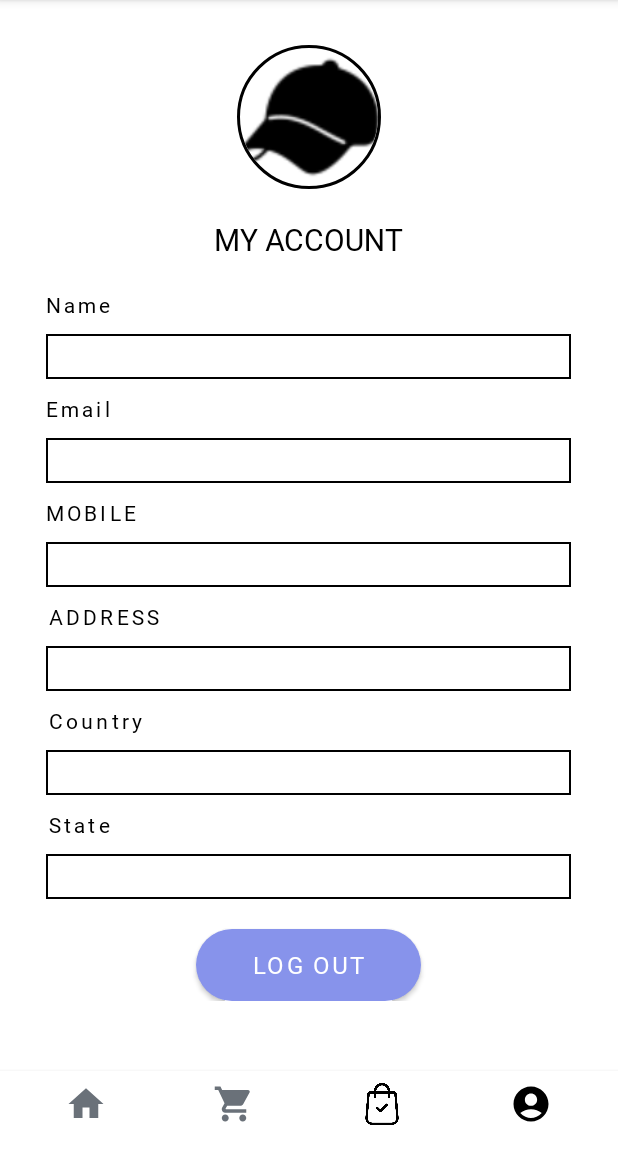
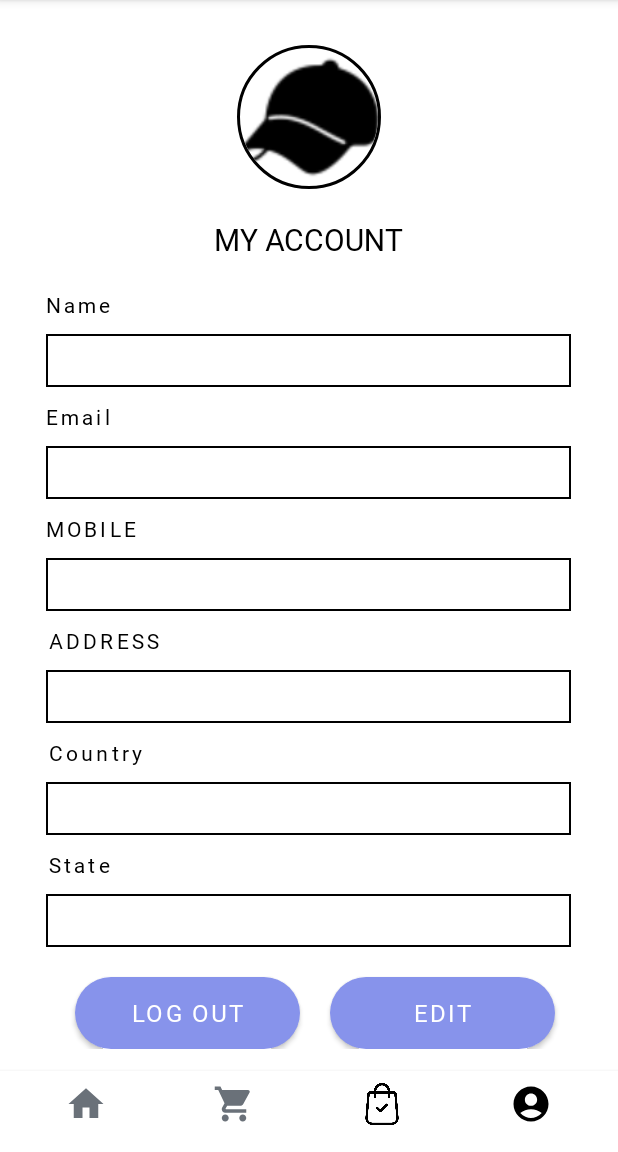
Before and after one commit to Varshithvhegde/Touch-Reno-V2, an Android app: the MyAcount screen opened directly, with no data from a screen before it, on a phone screen of 412 x 824 dp, the part 84-1236 px from its top. Run offline under Robolectric (Android 15) with nearby library versions, the phone set to English and light mode, and no system bars; our stand-ins replace CircleImageView, Firebase (no records; nobody signed in at launch, a user with empty details on screens opened directly); plain views replace SpinKitView.

Commit message:
Added Edit Option in account page with image update

```diff
--- /dev/null
+++ b/app/src/main/res/drawable/ic_baseline_edit_24.xml
@@ -0,0 +1,5 @@
+<vector android:height="24dp" android:tint="#000000"
+    android:viewportHeight="24" android:viewportWidth="24"
+    android:width="24dp" xmlns:android="http://schemas.android.com/apk/res/android">
+    <path android:fillColor="@android:color/white" android:pathData="M3,17.25V21h3.75L17.81,9.94l-3.75,-3.75L3,17.25zM20.71,7.04c0.39,-0.39 0.39,-1.02 0,-1.41l-2.34,-2.34c-0.39,-0.39 -1.02,-0.39 -1.41,0l-1.83,1.83 3.75,3.75 1.83,-1.83z"/>
+</vector>
--- a/app/src/main/res/layout/activity_my_acount.xml
+++ b/app/src/main/res/layout/activity_my_acount.xml
@@ -10,9 +10,7 @@
     android:orientation="vertical"
     tools:context=".ui.exit.ExitFragment">
 
-    <ScrollView xmlns:android="http://schemas.android.com/apk/res/android"
-        xmlns:app="http://schemas.android.com/apk/res-auto"
-        xmlns:tools="http://schemas.android.com/tools"
+    <ScrollView
         android:layout_width="match_parent"
         android:layout_height="match_parent"
 
@@ -36,6 +34,17 @@
                 android:layout_centerHorizontal="true"
                 android:layout_marginTop="10dp"
                 android:src="@drawable/ic_baseline_account_circle_24"
+                app:civ_border_color="#FF000000"
+                app:civ_border_width="2dp" />
+
+            <ImageView xmlns:app="http://schemas.android.com/apk/res-auto"
+                android:id="@+id/editImage"
+                android:layout_width="50dp"
+                android:layout_height="96dp"
+                android:layout_centerHorizontal="true"
+                android:layout_marginTop="10dp"
+                android:visibility="invisible"
+                android:src="@drawable/ic_baseline_edit_24"
                 app:civ_border_color="#FF000000"
                 app:civ_border_width="2dp" />
 
@@ -65,7 +74,7 @@
                 android:textColor="@color/black"
                 android:textSize="14sp" />
 
-            <TextView
+            <EditText
                 android:id="@+id/profile"
                 android:layout_width="350dp"
                 android:layout_height="wrap_content"
@@ -73,7 +82,9 @@
                 android:layout_centerHorizontal="true"
                 android:layout_marginTop="10dp"
                 android:background="@drawable/edittext_background"
+                android:enabled="false"
                 android:fontFamily="@font/lato_regular"
+
                 android:padding="5dp"
                 android:textColor="@color/black" />
 
@@ -90,7 +101,7 @@
                 android:textColor="@color/black"
                 android:textSize="14sp" />
 
-            <TextView
+            <EditText
                 android:id="@+id/email"
                 android:layout_width="350dp"
                 android:layout_height="wrap_content"
@@ -100,6 +111,7 @@
                 android:background="@drawable/edittext_background"
                 android:fontFamily="@font/lato_regular"
                 android:inputType="textEmailAddress"
+                android:enabled="false"
                 android:padding="5dp"
                 android:textColor="@color/black" />
 
@@ -116,7 +128,7 @@
                 android:textColor="@color/black"
                 android:textSize="14sp" />
 
-            <TextView
+            <EditText
                 android:id="@+id/mobile"
                 android:layout_width="350dp"
                 android:layout_height="wrap_content"
@@ -126,6 +138,7 @@
                 android:background="@drawable/edittext_background"
                 android:fontFamily="@font/lato_regular"
                 android:inputType="phone"
+                android:enabled="false"
                 android:padding="5dp"
                 android:textColor="@color/black" />
 
@@ -144,7 +157,7 @@
                 android:textSize="14sp" />
 
 
-            <TextView
+            <EditText
                 android:id="@+id/address"
                 android:layout_width="350dp"
                 android:layout_height="wrap_content"
@@ -153,6 +166,7 @@
                 android:layout_marginTop="10dp"
                 android:background="@drawable/edittext_background"
                 android:fontFamily="@font/lato_regular"
+                android:enabled="false"
                 android:padding="5dp"
                 android:textColor="@color/black" />
 
@@ -170,7 +184,7 @@
                 android:textColor="@color/black"
                 android:textSize="14sp" />
 
-            <TextView
+            <EditText
                 android:id="@+id/country"
                 android:layout_width="350dp"
                 android:layout_height="wrap_content"
@@ -180,6 +194,7 @@
                 android:background="@drawable/edittext_background"
                 android:fontFamily="@font/lato_regular"
                 android:padding="5dp"
+                android:enabled="false"
                 android:textColor="@color/black" />
 
             <TextView
@@ -196,7 +211,7 @@
                 android:textColor="@color/black"
                 android:textSize="14sp" />
 
-            <TextView
+            <EditText
                 android:id="@+id/state"
                 android:layout_width="350dp"
                 android:layout_height="wrap_content"
@@ -204,6 +219,7 @@
                 android:layout_centerHorizontal="true"
                 android:layout_marginTop="10dp"
                 android:background="@drawable/edittext_background"
+                android:enabled="false"
                 android:fontFamily="@font/lato_regular"
                 android:padding="5dp"
                 android:textColor="@color/black" />
@@ -213,13 +229,42 @@
                 android:layout_width="150dp"
                 android:layout_height="wrap_content"
                 android:layout_below="@id/state"
-                android:layout_centerHorizontal="true"
+                android:layout_marginStart="30dp"
                 android:layout_marginTop="20dp"
                 android:background="@drawable/signupbtn"
                 android:fontFamily="@font/lato_regular"
                 android:text="Log out"
                 android:textColor="@color/white"
                 android:textSize="16sp" />
+
+            <Button
+                android:id="@+id/update"
+                android:layout_width="150dp"
+                android:layout_height="wrap_content"
+                android:layout_below="@id/state"
+                android:layout_centerHorizontal="true"
+                android:layout_marginStart="20dp"
+                android:layout_marginTop="20dp"
+                android:layout_toRightOf="@+id/logout"
+                android:background="@drawable/signupbtn"
+                android:fontFamily="@font/lato_regular"
+                android:text="Edit"
+                android:textColor="@color/white"
+                android:textSize="16sp" />
+
+            <ProgressBar
+                android:id="@+id/progress"
+                android:layout_width="wrap_content"
+                android:layout_height="wrap_content"
+                android:layout_below="@id/state"
+
+                android:layout_centerHorizontal="true"
+                android:layout_marginStart="70dp"
+                android:layout_marginTop="20dp"
+                android:layout_toRightOf="@+id/logout"
+                android:scaleX=".5"
+                android:scaleY=".5" />
+
 
             <com.github.ybq.android.spinkit.SpinKitView
                 android:id="@+id/progressbar"
```
Also changed, not shown: app/src/main/java/com/touchreno/myapplication/MyAcount.java (+331 -11 lines), app/src/main/java/com/touchreno/myapplication/ProfileDetail.java (+12 -2 lines).
